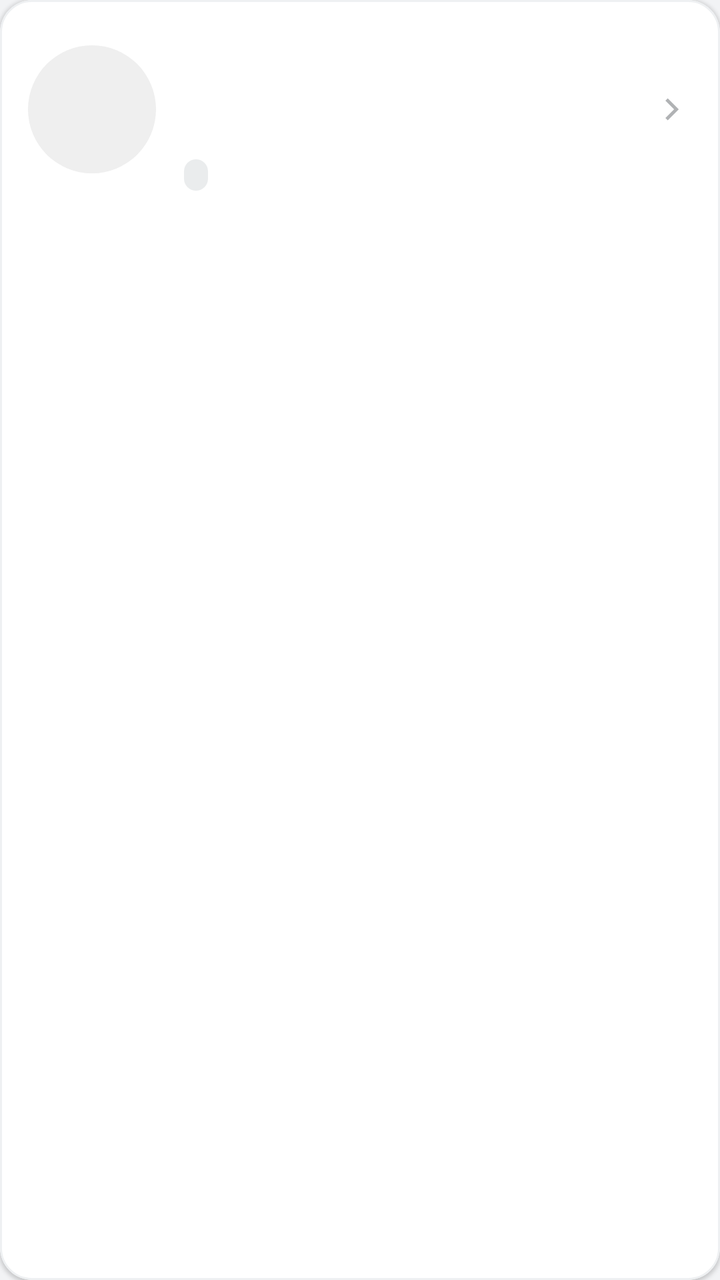
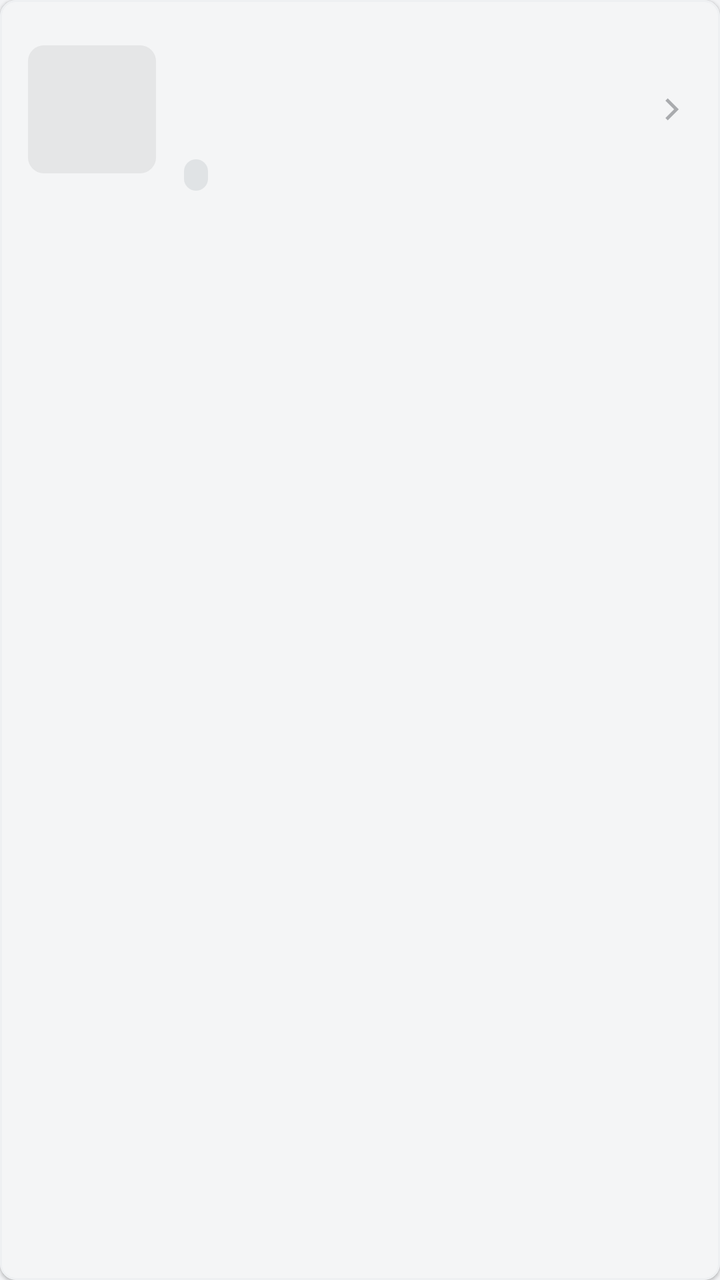

Compare the two renders of this Android layout. The source of the first and the diff that turns it into the second are given below.
<!-- AndroidManifest.xml: application theme Theme.EarthquakeMonitor -->
<!-- res/layout/item_earthquake.xml -->
<?xml version="1.0" encoding="utf-8"?>
<com.google.android.material.card.MaterialCardView xmlns:android="http://schemas.android.com/apk/res/android"
    xmlns:app="http://schemas.android.com/apk/res-auto"
    android:layout_width="match_parent"
    android:layout_height="wrap_content"
    android:layout_marginHorizontal="12dp"
    android:layout_marginVertical="6dp"
    android:foreground="?android:attr/selectableItemBackground"
    app:cardBackgroundColor="@color/surface"
    app:cardCornerRadius="16dp"
    app:cardElevation="1dp"
    app:rippleColor="#14000000">

    <LinearLayout
        android:layout_width="match_parent"
        android:layout_height="wrap_content"
        android:gravity="center_vertical"
        android:orientation="horizontal"
        android:padding="14dp">

        <FrameLayout
            android:layout_width="64dp"
            android:layout_height="64dp">

            <View
                android:id="@+id/magnitudeBadge"
                android:layout_width="64dp"
                android:layout_height="64dp"
                android:background="@drawable/bg_magnitude"
                android:alpha="0.12" />

            <TextView
                android:id="@+id/magnitudeText"
                android:layout_width="64dp"
                android:layout_height="64dp"
                android:gravity="center"
                android:maxLines="1"
                android:textColor="@color/on_surface"
                android:textSize="20sp"
                android:textStyle="bold" />
        </FrameLayout>

        <LinearLayout
            android:layout_width="0dp"
            android:layout_height="wrap_content"
            android:layout_marginStart="14dp"
            android:layout_weight="1"
            android:orientation="vertical">

            <TextView
                android:id="@+id/placeText"
                android:layout_width="match_parent"
                android:layout_height="wrap_content"
                android:ellipsize="end"
                android:maxLines="1"
                android:textColor="@color/on_surface"
                android:textSize="16sp"
                android:textStyle="bold" />

            <TextView
                android:id="@+id/depthText"
                android:layout_width="match_parent"
                android:layout_height="wrap_content"
                android:layout_marginTop="4dp"
                android:textColor="@color/text_secondary"
                android:textSize="13sp" />

            <TextView
                android:id="@+id/timeText"
                android:layout_width="wrap_content"
                android:layout_height="wrap_content"
                android:layout_marginTop="2dp"
                android:textColor="@color/text_secondary"
                android:textSize="12sp" />

            <TextView
                android:id="@+id/sourceText"
                android:layout_width="wrap_content"
                android:layout_height="wrap_content"
                android:layout_marginTop="4dp"
                android:background="@drawable/bg_source_tag"
                android:paddingHorizontal="6dp"
                android:paddingVertical="1dp"
                android:textColor="@color/primary"
                android:textSize="10sp" />
        </LinearLayout>

        <ImageView
            android:id="@+id/chevron"
            android:layout_width="20dp"
            android:layout_height="20dp"
            android:alpha="0.35"
            android:contentDescription="@null"
            app:srcCompat="@drawable/ic_chevron_right" />
    </LinearLayout>
</com.google.android.material.card.MaterialCardView>
<!-- resources referenced by this layout -->
<resources>
  <color name="on_surface">#1F2328</color>
  <color name="primary">#37474F</color>
  <color name="surface">#FFFFFF</color>
  <color name="text_secondary">#8A9199</color>
  <!-- drawable bg_magnitude (drawable) -->
  <?xml version="1.0" encoding="utf-8"?>
  <shape xmlns:android="http://schemas.android.com/apk/res/android"
      android:shape="oval">
      <solid android:color="@color/gray" />
  </shape>
  <!-- drawable bg_source_tag (drawable) -->
  <?xml version="1.0" encoding="utf-8"?>
  <shape xmlns:android="http://schemas.android.com/apk/res/android"
      android:shape="rectangle">
      <solid android:color="#1A37474F" />
      <corners android:radius="6dp" />
  </shape>
  <!-- drawable ic_chevron_right (drawable) -->
  <?xml version="1.0" encoding="utf-8"?>
  <vector xmlns:android="http://schemas.android.com/apk/res/android"
      android:width="24dp"
      android:height="24dp"
      android:viewportWidth="24"
      android:viewportHeight="24">
      <path
          android:fillColor="#1F2328"
          android:pathData="M9.4,18.6L8,17.2L13.2,12L8,6.8L9.4,5.4L16,12Z" />
  </vector>
  <style name="Theme.EarthquakeMonitor" parent="Theme.MaterialComponents.DayNight.NoActionBar">
          <item name="colorPrimary">@color/primary</item>
          <item name="colorPrimaryVariant">@color/primary_dark</item>
          <item name="colorOnPrimary">@color/white</item>
          <item name="colorSecondary">@color/teal_200</item>
          <item name="colorOnSecondary">@color/black</item>
          <item name="android:windowBackground">@color/background</item>
          <item name="android:statusBarColor">@color/primary</item>
          <item name="android:windowLightStatusBar" tools:targetApi="23">false</item>
          <item name="android:windowOptOutEdgeToEdgeEnforcement" tools:targetApi="35">true</item>
          <item name="materialCardViewStyle">@style/Widget.EarthquakeMonitor.Card</item>
          <item name="materialButtonStyle">@style/Widget.EarthquakeMonitor.Button</item>
      </style>
  <color name="gray">#757575</color>
  <color name="primary_dark">#263238</color>
  <color name="white">#FFFFFF</color>
  <color name="teal_200">#03DAC5</color>
  <color name="black">#000000</color>
  <color name="background">#F2F3F5</color>
  <style name="Widget.EarthquakeMonitor.Card" parent="Widget.MaterialComponents.CardView">
          <item name="cardCornerRadius">16dp</item>
          <item name="cardElevation">1dp</item>
          <item name="cardBackgroundColor">@color/surface</item>
          <item name="strokeColor">@color/divider</item>
          <item name="strokeWidth">1dp</item>
          <item name="rippleColor">#14000000</item>
      </style>
  <style name="Widget.EarthquakeMonitor.Button" parent="Widget.MaterialComponents.Button">
          <item name="cornerRadius">24dp</item>
      </style>
  <color name="divider">#EEF0F2</color>
</resources>

<!-- the commit's change to res/layout/item_earthquake.xml (unified diff, before → after) -->
@@ -7,7 +7,7 @@
     android:layout_marginVertical="6dp"
     android:foreground="?android:attr/selectableItemBackground"
     app:cardBackgroundColor="@color/surface"
-    app:cardCornerRadius="16dp"
+    app:cardCornerRadius="8dp"
     app:cardElevation="1dp"
     app:rippleColor="#14000000">
 
<!-- resource entries referenced after the edit -->
@@ -7,8 +7,9 @@
   <!-- drawable bg_magnitude (drawable) -->
   <?xml version="1.0" encoding="utf-8"?>
   <shape xmlns:android="http://schemas.android.com/apk/res/android"
-      android:shape="oval">
+      android:shape="rectangle">
       <solid android:color="@color/gray" />
+      <corners android:radius="8dp" />
   </shape>
   <!-- drawable bg_source_tag (drawable) -->
   <?xml version="1.0" encoding="utf-8"?>
@@ -28,12 +29,13 @@
           android:fillColor="#1F2328"
           android:pathData="M9.4,18.6L8,17.2L13.2,12L8,6.8L9.4,5.4L16,12Z" />
   </vector>
-  <style name="Theme.EarthquakeMonitor" parent="Theme.MaterialComponents.DayNight.NoActionBar">
+  <style name="Theme.EarthquakeMonitor" parent="Theme.Material3.DayNight.NoActionBar">
           <item name="colorPrimary">@color/primary</item>
-          <item name="colorPrimaryVariant">@color/primary_dark</item>
           <item name="colorOnPrimary">@color/white</item>
-          <item name="colorSecondary">@color/teal_200</item>
-          <item name="colorOnSecondary">@color/black</item>
+          <item name="colorSurface">@color/surface</item>
+          <item name="colorOnSurface">@color/on_surface</item>
+          <item name="colorOutline">@color/divider</item>
+          <item name="colorControlActivated">@color/primary</item>
           <item name="android:windowBackground">@color/background</item>
           <item name="android:statusBarColor">@color/primary</item>
           <item name="android:windowLightStatusBar" tools:targetApi="23">false</item>
@@ -42,21 +44,17 @@
           <item name="materialButtonStyle">@style/Widget.EarthquakeMonitor.Button</item>
       </style>
   <color name="gray">#757575</color>
-  <color name="primary_dark">#263238</color>
   <color name="white">#FFFFFF</color>
-  <color name="teal_200">#03DAC5</color>
-  <color name="black">#000000</color>
   <color name="background">#F2F3F5</color>
-  <style name="Widget.EarthquakeMonitor.Card" parent="Widget.MaterialComponents.CardView">
-          <item name="cardCornerRadius">16dp</item>
+  <style name="Widget.EarthquakeMonitor.Card" parent="Widget.Material3.CardView.Elevated">
+          <item name="cardCornerRadius">8dp</item>
           <item name="cardElevation">1dp</item>
           <item name="cardBackgroundColor">@color/surface</item>
           <item name="strokeColor">@color/divider</item>
           <item name="strokeWidth">1dp</item>
-          <item name="rippleColor">#14000000</item>
       </style>
-  <style name="Widget.EarthquakeMonitor.Button" parent="Widget.MaterialComponents.Button">
-          <item name="cornerRadius">24dp</item>
+  <style name="Widget.EarthquakeMonitor.Button" parent="Widget.Material3.Button">
+          <item name="cornerRadius">8dp</item>
       </style>
   <color name="divider">#EEF0F2</color>
 </resources>
